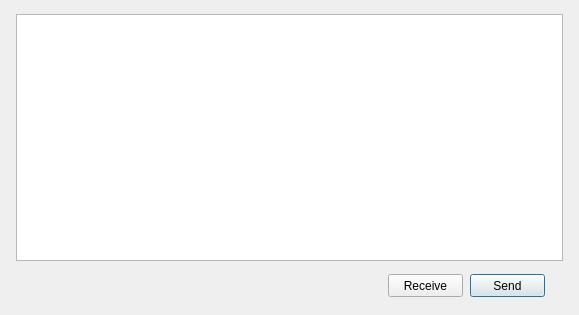
Above: lib/view/walletdialog.ui from RdeWilde/JoyStream before the change. Below: the same form after it.
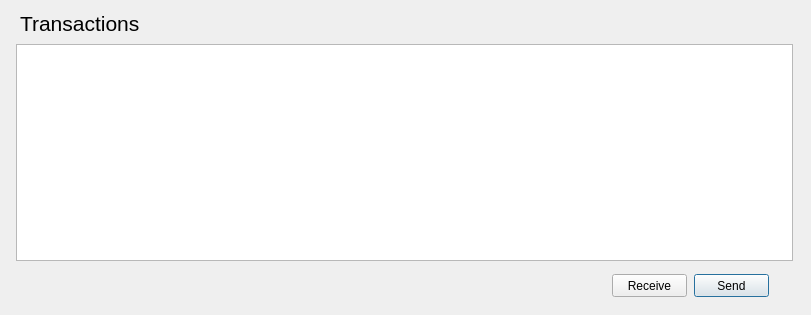
That is the form after the change.

What changed in the file:
```diff
--- a/lib/view/walletdialog.ui
+++ b/lib/view/walletdialog.ui
@@ -6,7 +6,7 @@
    <rect>
     <x>0</x>
     <y>0</y>
-    <width>579</width>
+    <width>811</width>
     <height>315</height>
    </rect>
   </property>
@@ -17,16 +17,16 @@
    <property name="geometry">
     <rect>
      <x>16</x>
-     <y>14</y>
-     <width>547</width>
-     <height>247</height>
+     <y>44</y>
+     <width>777</width>
+     <height>217</height>
     </rect>
    </property>
   </widget>
   <widget class="QPushButton" name="sendPushButton">
    <property name="geometry">
     <rect>
-     <x>470</x>
+     <x>694</x>
      <y>274</y>
      <width>75</width>
      <height>23</height>
@@ -39,7 +39,7 @@
   <widget class="QPushButton" name="receivePushButton">
    <property name="geometry">
     <rect>
-     <x>388</x>
+     <x>612</x>
      <y>274</y>
      <width>75</width>
      <height>23</height>
@@ -49,6 +49,37 @@
     <string>Receive</string>
    </property>
   </widget>
+  <widget class="QLabel" name="numEntriesLabel">
+   <property name="geometry">
+    <rect>
+     <x>18</x>
+     <y>280</y>
+     <width>233</width>
+     <height>16</height>
+    </rect>
+   </property>
+   <property name="text">
+    <string/>
+   </property>
+  </widget>
+  <widget class="QLabel" name="label">
+   <property name="geometry">
+    <rect>
+     <x>20</x>
+     <y>12</y>
+     <width>145</width>
+     <height>23</height>
+    </rect>
+   </property>
+   <property name="font">
+    <font>
+     <pointsize>16</pointsize>
+    </font>
+   </property>
+   <property name="text">
+    <string>Transactions</string>
+   </property>
+  </widget>
  </widget>
  <resources/>
  <connections/>
```
